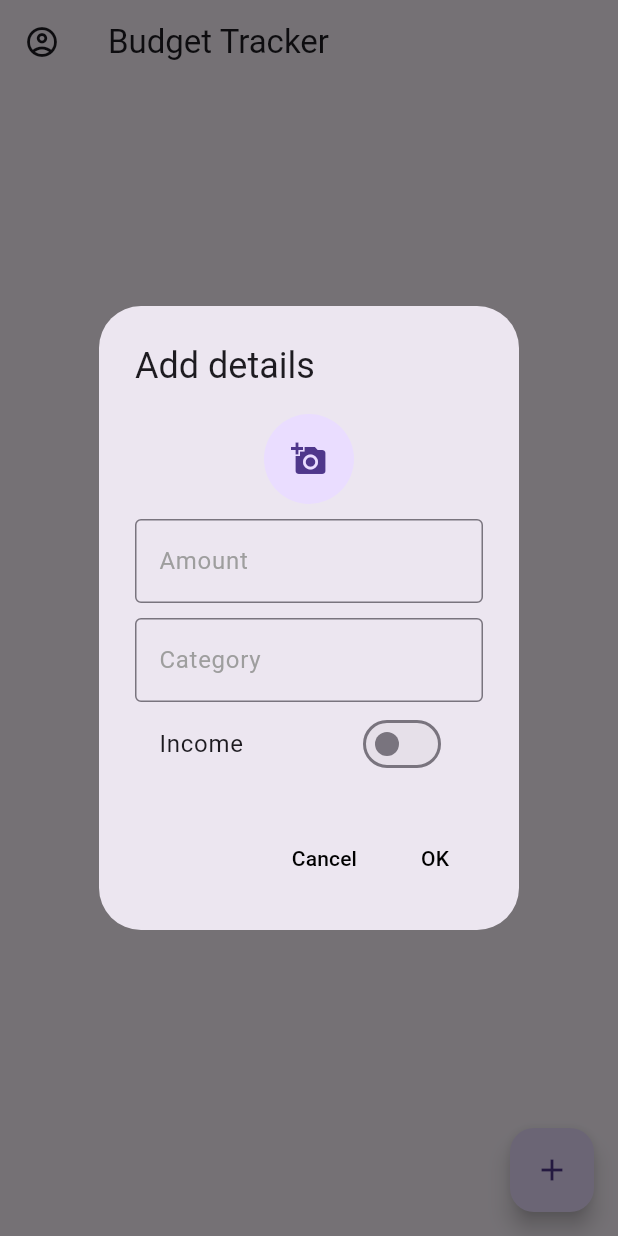
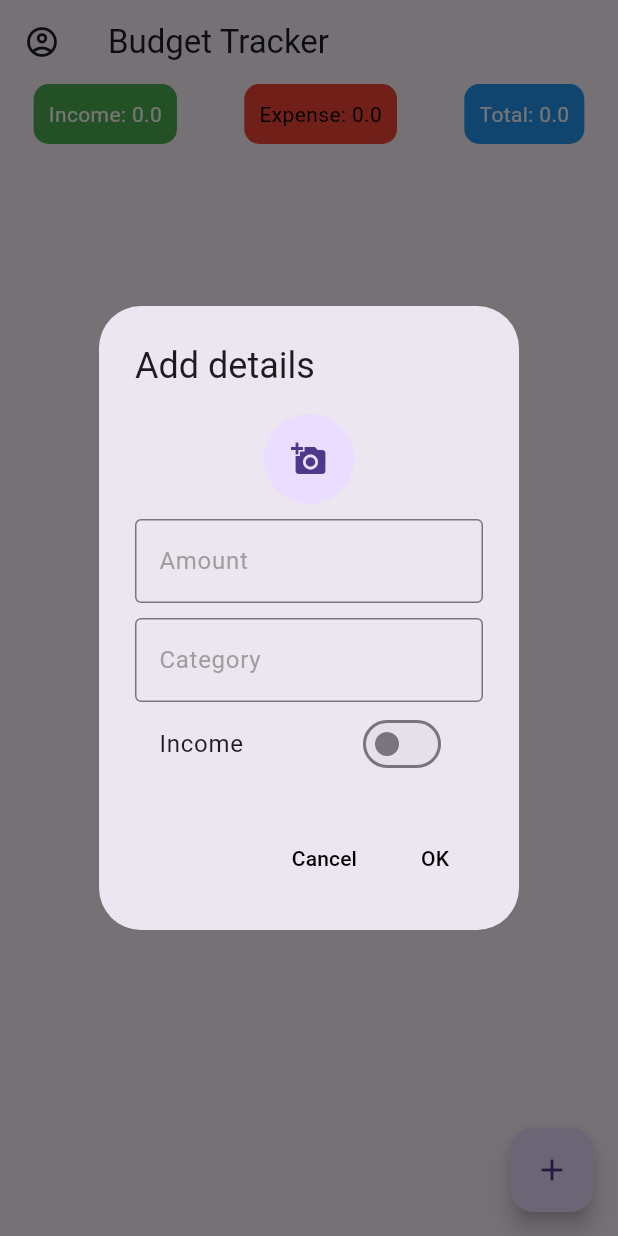
Before and after one commit to Sahilk0809/database_daily_task, a Flutter app: the screen it shows after launch, after a tap on the "add" icon, on a phone screen of 412 x 824 dp. Run offline on Flutter 3.47's test engine with Material 3 defaults, Android fonts, the phone set to English and light mode, and no system bars; our stand-ins replace get, image_picker, sqflite, toast; missing offline and left inert: dart:ffi; accounts and stored records are empty.

Commit message:
26-08-2024

```diff
--- a/lib/view/home_screen.dart
+++ b/lib/view/home_screen.dart
@@ -26,36 +26,49 @@ class HomeScreen extends StatelessWidget {
                   onTap: () {
                     controller.getCategoryRecord(1);
                   },
-                  child: controller.totalIncome != 0.0.obs
-                      ? Container(
-                          padding: const EdgeInsets.all(15),
+                  child: Container(
+                    padding: const EdgeInsets.all(10),
                     decoration: BoxDecoration(
                       color: Colors.green,
                       borderRadius: BorderRadius.circular(10),
                     ),
                     child: Text(
-                            'Total Income: ${controller.totalIncome}',
+                      'Income: ${controller.totalIncome}',
                       style: const TextStyle(color: Colors.white),
                     ),
-                        )
-                      : Container(),
+                  ),
                 ),
                 GestureDetector(
                   onTap: () {
                     controller.getCategoryRecord(0);
                   },
-                  child: controller.totalExpense != 0.0.obs
-                      ? Container(
-                    padding: const EdgeInsets.all(15),
+                  child: Container(
+                    padding: const EdgeInsets.all(10),
                     decoration: BoxDecoration(
                       color: Colors.red,
                       borderRadius: BorderRadius.circular(10),
                     ),
                     child: Text(
-                      'Total Expense: ${controller.totalExpense}',
+                      'Expense: ${controller.totalExpense}',
                       style: const TextStyle(color: Colors.black),
                     ),
-                  ) : Container(),
+                  ),
+                ),
+                GestureDetector(
+                  onTap: () {
+                    controller.getRecords();
+                  },
+                  child: Container(
+                    padding: const EdgeInsets.all(10),
+                    decoration: BoxDecoration(
+                      color: Colors.blue,
+                      borderRadius: BorderRadius.circular(10),
+                    ),
+                    child: Text(
+                      'Total: ${controller.totalIncome.value - controller.totalExpense.value}',
+                      style: const TextStyle(color: Colors.white),
+                    ),
+                  ),
                 ),
               ],
             ),
```
Lines whose indentation alone changed are shown as unchanged.
